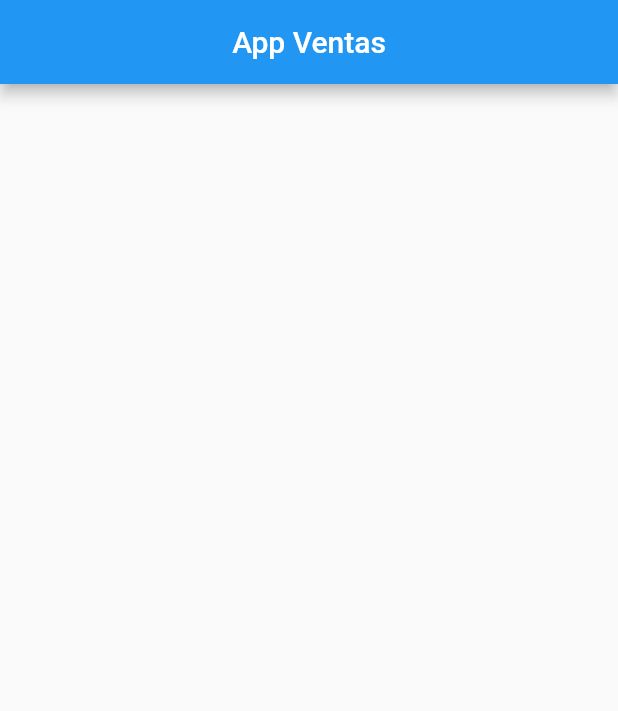
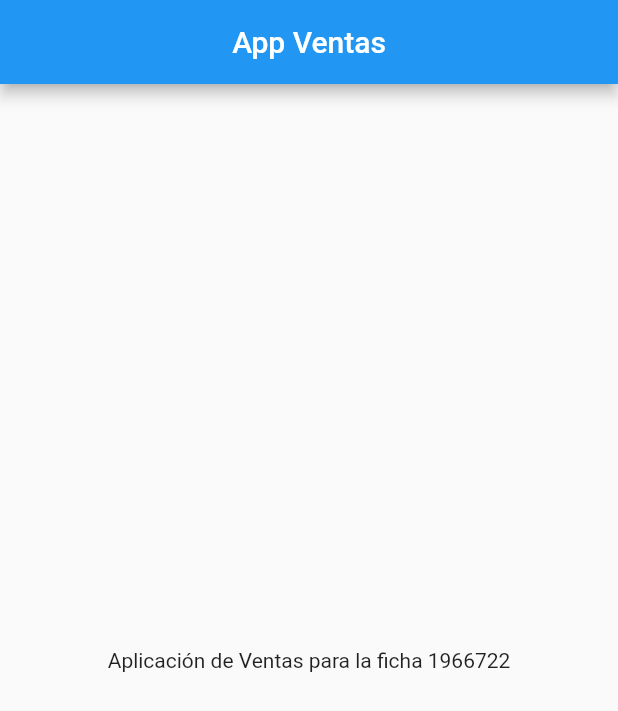
Before and after one commit to jjsolarte/Flutter-One-Test, a Flutter app: the HomeScreen screen opened directly, on a phone screen of 412 x 824 dp. Shown: the top 711 px of the screen. Run offline on Flutter 3.47's test engine with Material 2 defaults, Android fonts, the phone set to English and light mode, and no system bars.

Commit message:
home ui changes

```diff
--- a/lib/ui/home/home_screen.dart
+++ b/lib/ui/home/home_screen.dart
@@ -14,6 +14,9 @@ class _HomeScreenState extends State<HomeScreen> {
           title: Text('App Ventas'),
           centerTitle: true,
         ),
+        body: Center(
+          child: Text('Aplicación de Ventas para la ficha 1966722'),
+        ),
       ),
     );
   }
```
